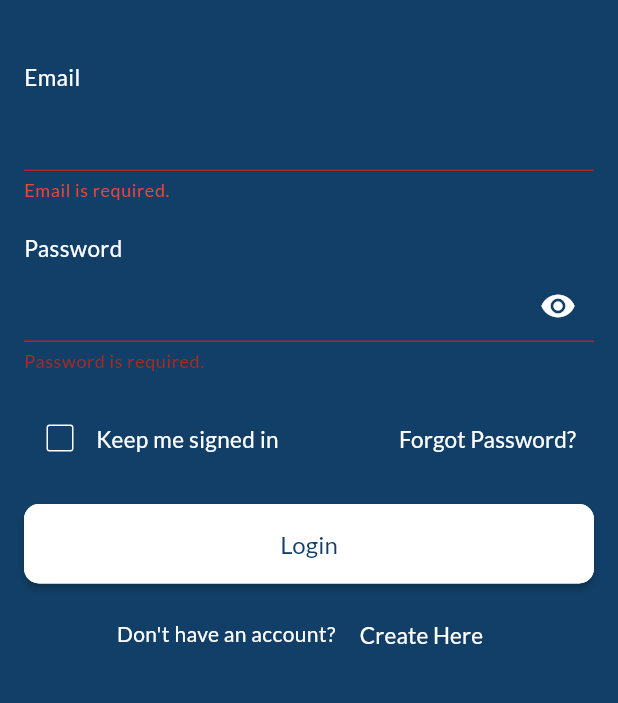
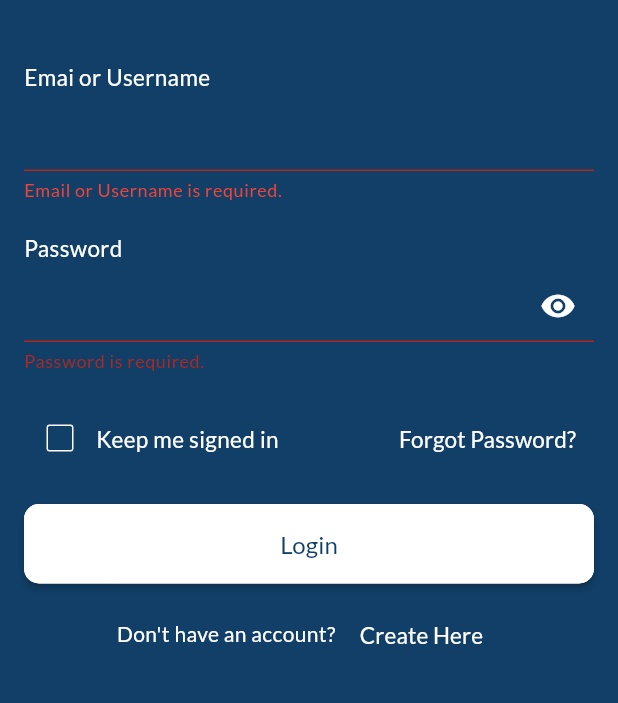
Before and after one commit to Aldinorasend/StudyIT_Mobile, a Flutter app: the screen it shows after launch, after a tap on "Login", on a phone screen of 412 x 824 dp, the part 195-898 px from its top. Run offline on Flutter 3.47's test engine with Material 3 defaults, Android fonts, the phone set to English and light mode, and no system bars; our stand-ins replace carousel_slider, file_picker, flick_video_player, google_fonts, image_picker, open_file and 2 more; missing offline and left inert: colorful_safe_area; Roboto replaces fonts that are missing (Inter).

Commit message:
Update Login Username

```diff
--- a/lib/screen/login.dart
+++ b/lib/screen/login.dart
@@ -15,7 +15,7 @@ class LoginScreen extends StatefulWidget {
 }
 
 class _LoginScreenState extends State<LoginScreen> {
-  final TextEditingController _emailController = TextEditingController();
+  final TextEditingController _inputController = TextEditingController();
   final TextEditingController _passwordController = TextEditingController();
   final _formKey = GlobalKey<FormState>();
   bool isLoggedIn = false;
@@ -23,18 +23,19 @@ class _LoginScreenState extends State<LoginScreen> {
 
   Future<void> _login() async {
     if (_formKey.currentState!.validate()) {
-      final String email = _emailController.text;
+      final String input = _inputController.text;
       final String password = _passwordController.text;
 
       // Data untuk login
       final Map<String, dynamic> data = {
-        "email": email,
+        "email": input,
+        "username": input,
         "password": password,
       };
 
       try {
         const String BASE_URL =
-            "http://192.168.100.16:3000"; // Ganti dengan URL backend Anda
+            "http://192.168.100.10:3000"; // Ganti dengan URL backend Anda
         final response = await http.post(
           Uri.parse('$BASE_URL/api/Accounts/search'),
           headers: {"Content-Type": "application/json"},
@@ -122,12 +123,12 @@ class _LoginScreenState extends State<LoginScreen> {
                   ),
                   const SizedBox(height: 40),
                   const Text(
-                    "Email",
+                    "Emai or Username",
                     style: TextStyle(fontSize: 15, color: Colors.white),
                   ),
                   const SizedBox(height: 5),
                   TextFormField(
-                    controller: _emailController,
+                    controller: _inputController,
                     decoration: InputDecoration(
                       errorStyle: const TextStyle(color: Colors.red),
                       enabledBorder: OutlineInputBorder(
@@ -144,10 +145,7 @@ class _LoginScreenState extends State<LoginScreen> {
                     style: const TextStyle(color: Colors.white),
                     validator: (value) {
                       if (value == null || value.isEmpty) {
-                        return 'Email is required.';
-                      }
-                      if (!value.contains('@') || !value.contains('.')) {
-                        return 'Enter a valid email address.';
+                        return 'Email or Username is required.';
                       }
                       return null;
                     },
```
Also changed, not shown: 1 other file.
